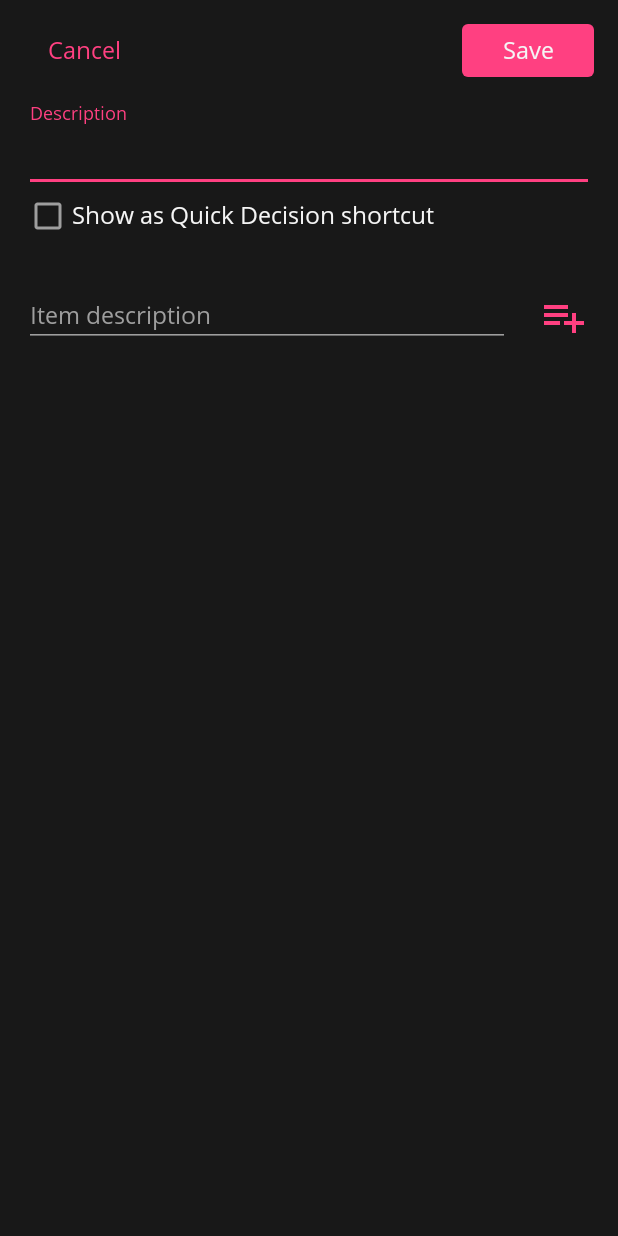
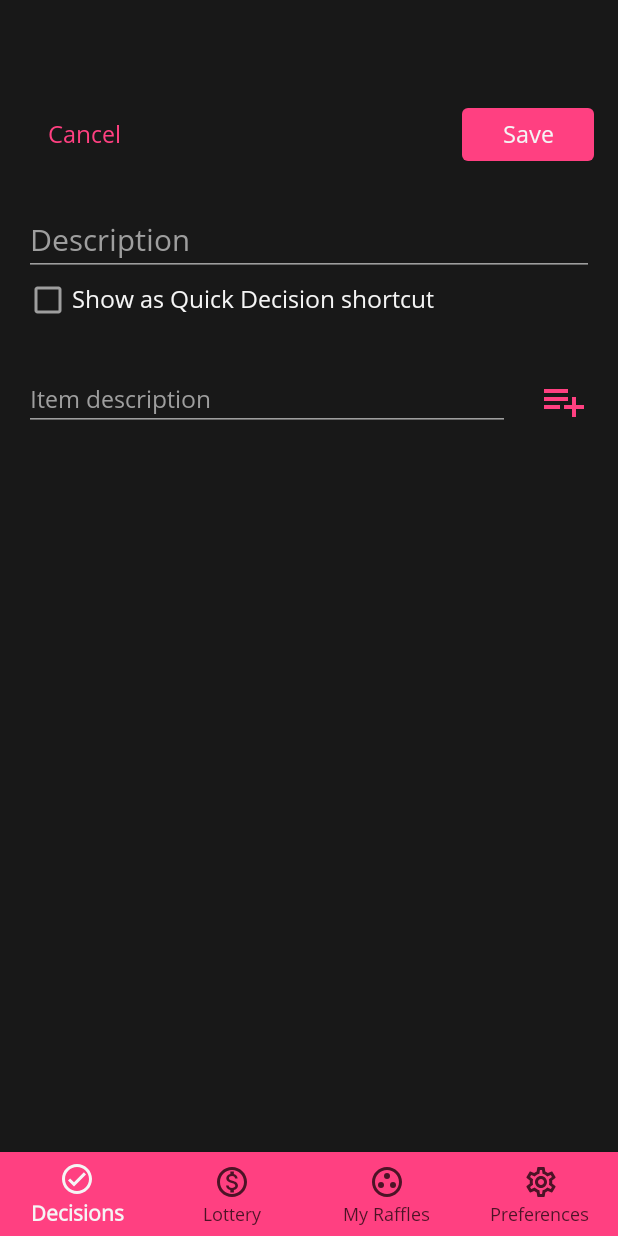
Before and after one commit to fibelatti/raffler-kotlin, an Android app: the MyRafflesFragment screen opened through its navigation route, after a tap on "Create raffle", on a phone screen of 412 x 824 dp. Run offline under Robolectric (Android 15) with nearby library versions, the phone set to English and light mode, and no system bars; our stand-ins replace Dagger/Hilt's generated code, Room's generated code, navigation-ui; libraries missing offline, so code that uses them is left out: kotlin.coroutines.experimental, kotlinx.coroutines.experimental; 5 statements that could not run were skipped.

Commit message:
Refactors CreateRaffleActivity to CreateCustomRaffleFragment and updates navigation

```diff
--- a/app/src/main/kotlin/com/fibelatti/raffler/core/extension/View.kt
+++ b/app/src/main/kotlin/com/fibelatti/raffler/core/extension/View.kt
@@ -15,6 +15,7 @@ import android.widget.FrameLayout
 import android.widget.LinearLayout
 import android.widget.RelativeLayout
 import androidx.annotation.LayoutRes
+import androidx.recyclerview.widget.GridLayoutManager
 import androidx.recyclerview.widget.RecyclerView
 import com.fibelatti.raffler.R
 import com.fibelatti.raffler.core.platform.ItemOffsetDecoration
@@ -89,8 +90,12 @@ fun View.heightWrapContent() {
     requestLayout()
 }
 
-fun RecyclerView.withDefaultDecoration() {
+fun RecyclerView.withDefaultDecoration(): RecyclerView = apply {
     addItemDecoration(ItemOffsetDecoration(context, R.dimen.margin_xsmall))
+}
+
+fun RecyclerView.withGridLayoutManager(spanCount: Int): RecyclerView = apply {
+    layoutManager = GridLayoutManager(context, spanCount)
 }
 // endregion
 
--- a/app/src/main/kotlin/com/fibelatti/raffler/core/platform/BaseActivity.kt
+++ b/app/src/main/kotlin/com/fibelatti/raffler/core/platform/BaseActivity.kt
@@ -29,6 +29,10 @@ abstract class BaseActivity : AppCompatActivity() {
         error.printStackTrace()
     }
 
+    fun showUpNavigation(predicate: Boolean) {
+        supportActionBar?.setDisplayHomeAsUpEnabled(predicate)
+    }
+
     private fun setupTheme() {
         if (currentInstallSharedPreferences.getTheme() == AppConfig.AppTheme.CLASSIC) {
             AppCompatDelegate.setDefaultNightMode(AppCompatDelegate.MODE_NIGHT_NO)
--- a/app/src/main/kotlin/com/fibelatti/raffler/core/platform/BaseFragment.kt
+++ b/app/src/main/kotlin/com/fibelatti/raffler/core/platform/BaseFragment.kt
@@ -1,10 +1,6 @@
 package com.fibelatti.raffler.core.platform
 
-import android.content.Context
-import androidx.annotation.CallSuper
 import androidx.fragment.app.Fragment
-import com.fibelatti.raffler.R
-import com.fibelatti.raffler.core.extension.setTitle
 
 abstract class BaseFragment :
     Fragment(),
@@ -13,15 +9,7 @@ abstract class BaseFragment :
     protected val injector by lazy { (activity as BaseActivity).injector }
     protected val viewModelFactory by lazy { (activity as BaseActivity).viewModelFactory }
 
-    @CallSuper
-    override fun onAttach(context: Context?) {
-        super.onAttach(context)
-        setTitle(R.string.app_name)
-    }
-
     fun handleError(error: Throwable) {
         error.printStackTrace()
     }
-
-    fun close() = fragmentManager?.popBackStack()
 }
--- a/app/src/main/kotlin/com/fibelatti/raffler/features/lottery/presentation/LotteryFragment.kt
+++ b/app/src/main/kotlin/com/fibelatti/raffler/features/lottery/presentation/LotteryFragment.kt
@@ -7,6 +7,7 @@ import android.view.ViewGroup
 import androidx.recyclerview.widget.GridLayoutManager
 import com.fibelatti.raffler.R
 import com.fibelatti.raffler.core.extension.clearError
+import com.fibelatti.raffler.core.extension.error
 import com.fibelatti.raffler.core.extension.hideKeyboard
 import com.fibelatti.raffler.core.extension.observe
 import com.fibelatti.raffler.core.extension.showError
@@ -33,6 +34,7 @@ class LotteryFragment : BaseFragment() {
         super.onCreate(savedInstanceState)
         injector.inject(this)
         lotteryViewModel.run {
+            error(error, ::handleError)
             observe(lotteryNumbers, ::showResults)
             observe(totalQuantityError, ::handleTotalQuantityError)
             observe(raffleQuantityError, ::handleRaffleQuantityError)
--- /dev/null
+++ b/app/src/main/kotlin/com/fibelatti/raffler/features/myraffles/presentation/CreateCustomRaffleFragment.kt
@@ -0,0 +1,50 @@
+package com.fibelatti.raffler.features.myraffles.presentation
+
+import android.os.Bundle
+import android.view.LayoutInflater
+import android.view.View
+import android.view.ViewGroup
+import androidx.navigation.findNavController
+import androidx.navigation.navOptions
+import com.fibelatti.raffler.R
+import com.fibelatti.raffler.core.extension.orFalse
+import com.fibelatti.raffler.core.platform.BaseFragment
+import com.fibelatti.raffler.core.platform.BundleDelegate
+import kotlinx.android.synthetic.main.fragment_create_custom_raffle.*
+
+private var Bundle.addAsShortcut by BundleDelegate.Boolean("ADD_AS_SHORTCUT", false)
+private var Bundle.customRaffleId by BundleDelegate.Int("CUSTOM_RAFFLE_ID")
+
+class CreateCustomRaffleFragment : BaseFragment() {
+
+    companion object {
+        fun bundle(
+            addAsShortcut: Boolean = false,
+            customRaffleId: Int = 0
+        ) = Bundle().apply {
+            this.addAsShortcut = addAsShortcut
+            this.customRaffleId = customRaffleId
+        }
+
+        fun navOptions() = navOptions {
+            anim {
+                enter = R.anim.slide_up
+                popExit = R.anim.slide_down
+                popEnter = R.anim.fade_in
+            }
+        }
+    }
+
+    override fun onCreateView(inflater: LayoutInflater, container: ViewGroup?, savedInstanceState: Bundle?): View? =
+        inflater.inflate(R.layout.fragment_create_custom_raffle, container, false)
+
+    override fun onViewCreated(view: View, savedInstanceState: Bundle?) {
+        super.onViewCreated(view, savedInstanceState)
+        setupLayout()
+    }
+
+    private fun setupLayout() {
+        buttonCancel.setOnClickListener { layoutRoot.findNavController().navigateUp() }
+        checkBoxAddShortcut.isChecked = arguments?.addAsShortcut.orFalse()
+    }
+}
--- a/app/src/main/kotlin/com/fibelatti/raffler/features/myraffles/presentation/CreateRaffleActivity.kt
+++ /dev/null
@@ -1,35 +0,0 @@
-package com.fibelatti.raffler.features.myraffles.presentation
-
-import android.os.Bundle
-import com.fibelatti.raffler.R
-import com.fibelatti.raffler.core.extension.orFalse
-import com.fibelatti.raffler.core.platform.BaseActivity
-import com.fibelatti.raffler.core.platform.BundleDelegate
-import kotlinx.android.synthetic.main.activity_create_raffle.*
-
-private var Bundle.addAsShortcut by BundleDelegate.Boolean("ADD_AS_SHORTCUT", false)
-private var Bundle.customRaffleId by BundleDelegate.Int("CUSTOM_RAFFLE_ID")
-
-class CreateRaffleActivity : BaseActivity() {
-
-    companion object {
-        fun bundle(
-            addAsShortcut: Boolean = false,
-            customRaffleId: Int = 0
-        ) = Bundle().apply {
-            this.addAsShortcut = addAsShortcut
-            this.customRaffleId = customRaffleId
-        }
-    }
-
-    override fun onCreate(savedInstanceState: Bundle?) {
-        super.onCreate(savedInstanceState)
-        setContentView(R.layout.activity_create_raffle)
-        setupLayout()
-    }
-
-    private fun setupLayout() {
-        buttonCancel.setOnClickListener { finish() }
-        checkBoxAddShortcut.isChecked = intent.extras?.addAsShortcut.orFalse()
-    }
-}
--- a/app/src/main/kotlin/com/fibelatti/raffler/features/myraffles/presentation/MyRafflesFragment.kt
+++ b/app/src/main/kotlin/com/fibelatti/raffler/features/myraffles/presentation/MyRafflesFragment.kt
@@ -4,9 +4,7 @@ import android.os.Bundle
 import android.view.LayoutInflater
 import android.view.View
 import android.view.ViewGroup
-import androidx.navigation.Navigation
-import androidx.navigation.fragment.findNavController
-import androidx.recyclerview.widget.GridLayoutManager
+import androidx.navigation.findNavController
 import com.fibelatti.raffler.R
 import com.fibelatti.raffler.core.extension.error
 import com.fibelatti.raffler.core.extension.getColorGradientForListSize
@@ -14,6 +12,7 @@ import com.fibelatti.raffler.core.extension.gone
 import com.fibelatti.raffler.core.extension.observe
 import com.fibelatti.raffler.core.extension.visible
 import com.fibelatti.raffler.core.extension.withDefaultDecoration
+import com.fibelatti.raffler.core.extension.withGridLayoutManager
 import com.fibelatti.raffler.core.platform.AddNewModel
 import com.fibelatti.raffler.core.platform.BaseFragment
 import com.fibelatti.raffler.core.platform.BaseViewType
@@ -38,7 +37,6 @@ class MyRafflesFragment : BaseFragment() {
             error(error, ::handleError)
             observe(customRaffles, ::showCustomRaffles)
             observe(showHintAndCreateNewLayout) { showHintAndCreateNewLayout(it) }
-            getAllCustomRaffles()
         }
     }
 
@@ -51,32 +49,40 @@ class MyRafflesFragment : BaseFragment() {
         setupRecyclerView()
     }
 
+    override fun onResume() {
+        super.onResume()
+        myRafflesViewModel.getAllCustomRaffles()
+    }
+
     private fun setupLayout() {
         buttonCreateRaffle.setOnClickListener {
-            findNavController().navigate(
-                R.id.action_fragmentMyRaffles_to_activityCreateRaffle,
-                CreateRaffleActivity.bundle()
+            layoutRoot.findNavController().navigate(
+                R.id.action_fragmentMyRaffles_to_fragmentCreateCustomRaffle,
+                CreateCustomRaffleFragment.bundle(),
+                CreateCustomRaffleFragment.navOptions()
             )
         }
     }
 
     private fun setupRecyclerView() {
         recyclerViewItems.withDefaultDecoration()
-        recyclerViewItems.layoutManager = GridLayoutManager(context, 2)
-        recyclerViewItems.adapter = adapter
+            .withGridLayoutManager(2)
+            .adapter = adapter
     }
 
     private fun showCustomRaffles(list: List<CustomRaffleModel>) {
         val dataSet = ArrayList<BaseViewType>()
             .apply {
-                add(AddNewModel())
+                add(AddNewModel)
                 addAll(list)
             }
 
         adapter.apply {
             addNewClickListener = {
-                Navigation.findNavController(layoutRoot).navigate(
-                    R.id.action_fragmentMyRaffles_to_activityCreateRaffle
+                layoutRoot.findNavController().navigate(
+                    R.id.action_fragmentMyRaffles_to_fragmentCreateCustomRaffle,
+                    CreateCustomRaffleFragment.bundle(),
+                    CreateCustomRaffleFragment.navOptions()
                 )
             }
             colorList = getColorGradientForListSize(
--- a/app/src/main/kotlin/com/fibelatti/raffler/features/quickdecision/presentation/QuickDecisionFragment.kt
+++ b/app/src/main/kotlin/com/fibelatti/raffler/features/quickdecision/presentation/QuickDecisionFragment.kt
@@ -8,17 +8,17 @@ import androidx.core.view.ViewCompat
 import androidx.navigation.NavOptions
 import androidx.navigation.Navigation.findNavController
 import androidx.navigation.fragment.FragmentNavigatorExtras
-import androidx.recyclerview.widget.GridLayoutManager
 import com.fibelatti.raffler.R
 import com.fibelatti.raffler.core.extension.error
 import com.fibelatti.raffler.core.extension.exhaustive
 import com.fibelatti.raffler.core.extension.getColorGradientForListSize
 import com.fibelatti.raffler.core.extension.observe
 import com.fibelatti.raffler.core.extension.withDefaultDecoration
+import com.fibelatti.raffler.core.extension.withGridLayoutManager
 import com.fibelatti.raffler.core.platform.AddNewModel
 import com.fibelatti.raffler.core.platform.BaseFragment
 import com.fibelatti.raffler.core.platform.BaseViewType
-import com.fibelatti.raffler.features.myraffles.presentation.CreateRaffleActivity
+import com.fibelatti.raffler.features.myraffles.presentation.CreateCustomRaffleFragment
 import com.fibelatti.raffler.features.quickdecision.presentation.adapter.QuickDecisionAdapter
 import kotlinx.android.synthetic.main.fragment_recycler_view.*
 import kotlinx.android.synthetic.main.layout_hint_container.*
@@ -39,9 +39,8 @@ class QuickDecisionFragment : BaseFragment() {
         super.onCreate(savedInstanceState)
         injector.inject(this)
         quickDecisionViewModel.run {
-            error(error) { handleError(it) }
-            observe(state) { handleState(it) }
-            getAllQuickDecisions()
+            error(error, ::handleError)
+            observe(state, ::handleState)
         }
     }
 
@@ -58,6 +57,11 @@ class QuickDecisionFragment : BaseFragment() {
         )
     }
 
+    override fun onResume() {
+        super.onResume()
+        quickDecisionViewModel.getAllQuickDecisions()
+    }
+
     private fun handleState(state: QuickDecisionViewModel.State) {
         when (state) {
             is QuickDecisionViewModel.State.ShowList -> showQuickDecisions(state)
@@ -68,15 +72,16 @@ class QuickDecisionFragment : BaseFragment() {
     private fun showQuickDecisions(state: QuickDecisionViewModel.State.ShowList) {
         val dataSet = ArrayList<BaseViewType>()
             .apply {
-                add(AddNewModel())
+                add(AddNewModel)
                 addAll(state.quickDecisions)
             }
 
         adapter.apply {
             addNewClickListener = {
                 findNavController(layoutRoot).navigate(
-                    R.id.action_fragmentQuickDecision_to_activityCreateRaffle,
-                    CreateRaffleActivity.bundle(addAsShortcut = true)
+                    R.id.action_fragmentQuickDecision_to_fragmentCreateCustomRaffle,
+                    CreateCustomRaffleFragment.bundle(addAsShortcut = true),
+                    CreateCustomRaffleFragment.navOptions()
                 )
             }
             quickDecisionClickListener = { view, quickDecisionModel, color ->
@@ -114,7 +119,7 @@ class QuickDecisionFragment : BaseFragment() {
 
     private fun setupRecyclerView() {
         recyclerViewItems.withDefaultDecoration()
-        recyclerViewItems.layoutManager = GridLayoutManager(context, 2)
-        recyclerViewItems.adapter = adapter
+            .withGridLayoutManager(2)
+            .adapter = adapter
     }
 }
--- a/app/src/main/res/layout/activity_create_raffle.xml
+++ b/app/src/main/res/layout/fragment_create_custom_raffle.xml
@@ -5,6 +5,7 @@
     android:id="@+id/layoutRoot"
     android:layout_width="match_parent"
     android:layout_height="match_parent"
+    android:background="@color/color_background"
     android:orientation="vertical"
     tools:context=".features.home.HomeActivity">
 
--- a/app/src/main/res/layout/fragment_lottery.xml
+++ b/app/src/main/res/layout/fragment_lottery.xml
@@ -3,7 +3,8 @@
     xmlns:app="http://schemas.android.com/apk/res-auto"
     android:id="@+id/layoutRoot"
     android:layout_width="match_parent"
-    android:layout_height="match_parent">
+    android:layout_height="match_parent"
+    android:background="@color/color_background">
 
     <include
         android:id="@+id/layoutHintContainer"
--- a/app/src/main/res/navigation/nav_graph.xml
+++ b/app/src/main/res/navigation/nav_graph.xml
@@ -8,44 +8,44 @@
     <fragment
         android:id="@+id/fragmentQuickDecision"
         android:name="com.fibelatti.raffler.features.quickdecision.presentation.QuickDecisionFragment"
-        android:label="@string/title_quick_decisions"
+        android:label="@string/app_name"
         tools:layout="@layout/fragment_recycler_view">
 
         <action
             android:id="@+id/action_fragmentQuickDecision_to_fragmentQuickDecisionResult"
-            app:destination="@id/quickDecisionResultFragment" />
+            app:destination="@id/fragmentQuickDecisionResult" />
         <action
-            android:id="@+id/action_fragmentQuickDecision_to_activityCreateRaffle"
-            app:destination="@id/activityCreateRaffle" />
+            android:id="@+id/action_fragmentQuickDecision_to_fragmentCreateCustomRaffle"
+            app:destination="@id/fragmentCreateCustomRaffle" />
     </fragment>
 
     <fragment
-        android:id="@+id/quickDecisionResultFragment"
+        android:id="@+id/fragmentQuickDecisionResult"
         android:name="com.fibelatti.raffler.features.quickdecision.presentation.QuickDecisionResultFragment"
         tools:layout="@layout/fragment_quick_decision_result" />
 
     <fragment
         android:id="@+id/fragmentLottery"
         android:name="com.fibelatti.raffler.features.lottery.presentation.LotteryFragment"
-        android:label="@string/title_lottery"
+        android:label="@string/app_name"
         tools:layout="@layout/fragment_lottery" />
 
     <fragment
         android:id="@+id/fragmentMyRaffles"
         android:name="com.fibelatti.raffler.features.myraffles.presentation.MyRafflesFragment"
-        android:label="@string/title_my_raffles"
+        android:label="@string/app_name"
         tools:layout="@layout/fragment_my_raffles">
 
         <action
-            android:id="@+id/action_fragmentMyRaffles_to_activityCreateRaffle"
-            app:destination="@id/activityCreateRaffle" />
+            android:id="@+id/action_fragmentMyRaffles_to_fragmentCreateCustomRaffle"
+            app:destination="@id/fragmentCreateCustomRaffle" />
     </fragment>
 
-    <activity
-        android:id="@+id/activityCreateRaffle"
-        android:name="com.fibelatti.raffler.features.myraffles.presentation.CreateRaffleActivity"
-        android:label="@string/title_create_raffle"
-        tools:layout="@layout/activity_create_raffle" />
+    <fragment
+        android:id="@+id/fragmentCreateCustomRaffle"
+        android:name="com.fibelatti.raffler.features.myraffles.presentation.CreateCustomRaffleFragment"
+        android:label="@string/title_create_custom_raffle"
+        tools:layout="@layout/fragment_create_custom_raffle" />
 
     <fragment
         android:id="@+id/fragmentPreferences"
--- a/app/src/main/res/values/strings.xml
+++ b/app/src/main/res/values/strings.xml
@@ -24,7 +24,7 @@
     <string name="title_lottery">Lottery</string>
     <string name="title_my_raffles">My Raffles</string>
     <string name="title_preferences">Preferences</string>
-    <string name="title_create_raffle">Create Raffle</string>
+    <string name="title_create_custom_raffle">Creating raffle</string>
 
     <!-- List Item -->
     <string name="list_item_add_new">Add new</string>
```
Also changed, not shown: app/src/main/AndroidManifest.xml (+0 -7 lines), app/src/main/kotlin/com/fibelatti/raffler/core/platform/AddNewModel.kt (+3 -5 lines), app/src/main/kotlin/com/fibelatti/raffler/features/home/HomeActivity.kt (+24 -1 lines), app/src/main/kotlin/com/fibelatti/raffler/features/preferences/presentation/PreferencesFragment.kt (+2 -7 lines).
